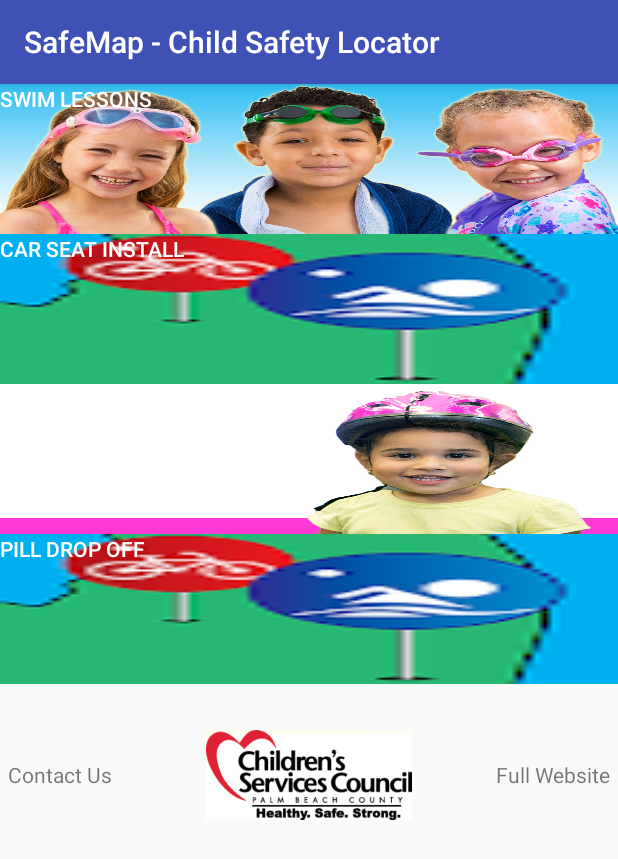
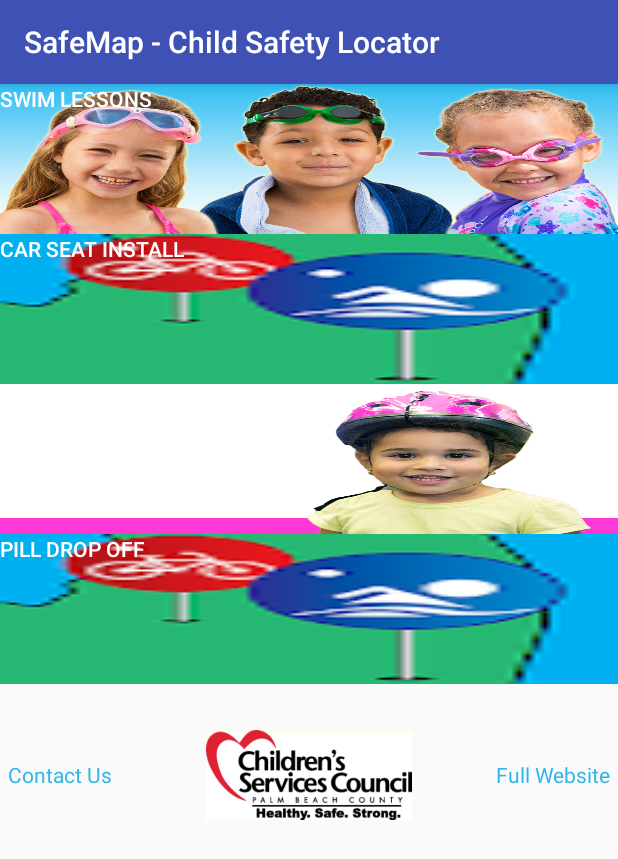
Before and after one commit to chrisjmartinez/CSCAndroid, an Android app: the screen it shows after launch (MainActivity), on a phone screen of 412 x 824 dp. Shown: the top 859 px of the screen. Run offline under Robolectric (Android 15) with nearby library versions, the phone set to English and light mode, and no system bars.

Commit message:
Update email and web links

```diff
--- a/app/src/main/res/layout/activity_main.xml
+++ b/app/src/main/res/layout/activity_main.xml
@@ -65,6 +65,7 @@
                     android:layout_width="match_parent"
                     android:layout_height="match_parent"
                     android:layout_weight="1"
+                    android:textColor="@android:color/holo_blue_light"
                     android:gravity="center_vertical|left"
                     android:padding="5dp"
                     android:onClick="emailClick" />
@@ -79,6 +80,7 @@
                     android:layout_width="match_parent"
                     android:layout_height="match_parent"
                     android:layout_weight="1"
+                    android:textColor="@android:color/holo_blue_light"
                     android:gravity="center_vertical|right"
                     android:padding="5dp"
                     android:onClick="websiteClick" />
```
